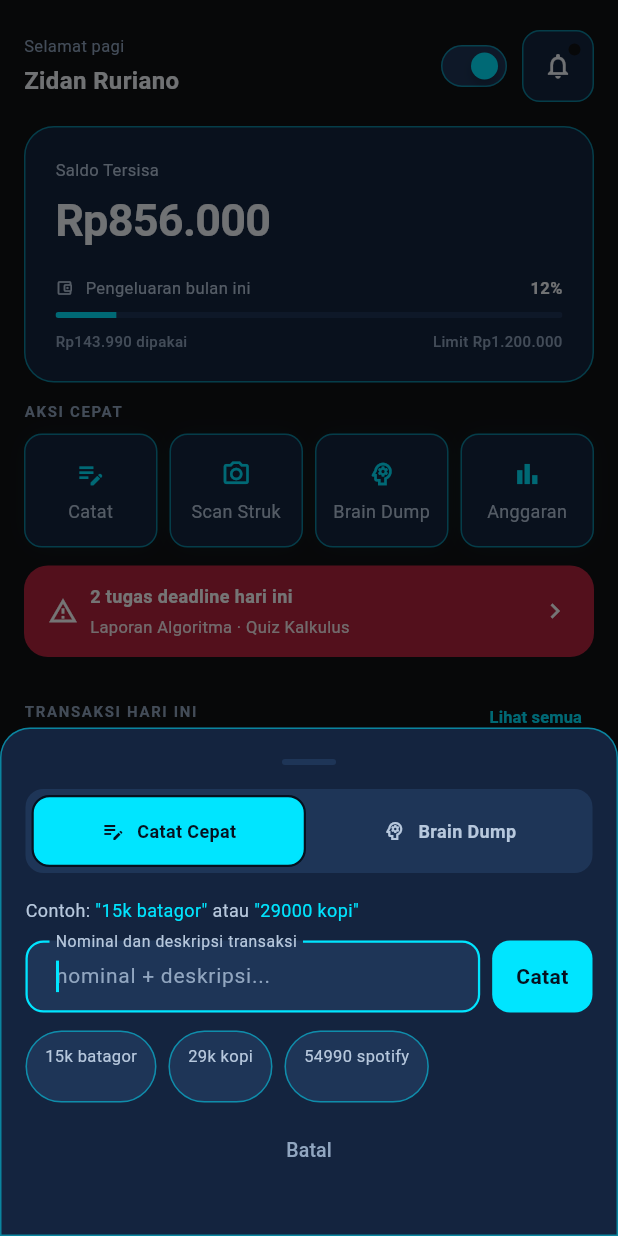
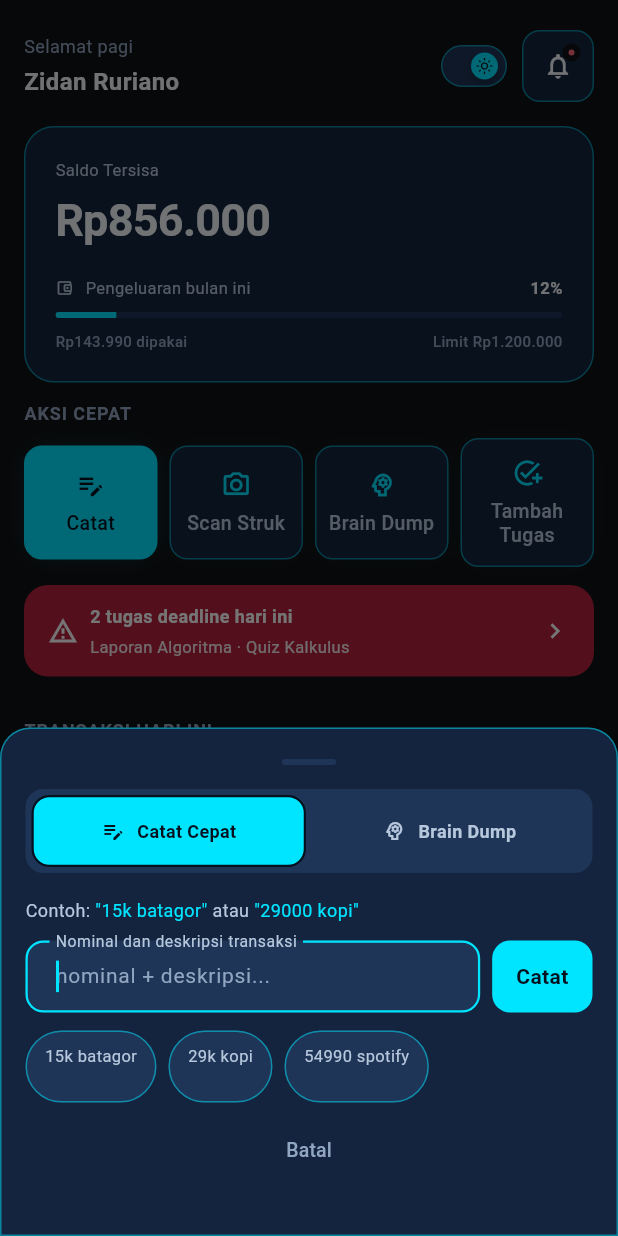
Before and after one commit to LAVOTSIRC/AturAja, a Flutter app: the screen it shows after launch, after a tap on the "add" icon, on a phone screen of 412 x 824 dp. Run offline on Flutter 3.47's test engine with Material 3 defaults, Android fonts, the light colour scheme and no system bars; our stand-ins replace google_fonts.

Commit message:
perbaiki tombol aksi cepat di beranda

```diff
--- a/lib/screens/finance_screen.dart
+++ b/lib/screens/finance_screen.dart
@@ -305,9 +305,11 @@ class FinanceScreen extends StatelessWidget {
   Widget _historyRow(AppColors c, TransactionItem t) {
     final bool isExpense = t.amount < 0;
     return AppCard(
-      padding: const EdgeInsets.symmetric(
-        horizontal: AppSpacing.sm,
-        vertical: AppSpacing.sm,
+      padding: const EdgeInsets.fromLTRB(
+        AppSpacing.sm,
+        AppSpacing.sm,
+        AppSpacing.fabClearance,
+        AppSpacing.sm,
       ),
       child: Row(
         children: [
@@ -339,7 +341,7 @@ class FinanceScreen extends StatelessWidget {
                 const SizedBox(height: AppSpacing.xxs),
                 Text(
                   '${t.time} · ${t.cat}',
-                  style: AppTypography.micro(c.textMuted),
+                  style: AppTypography.caption(c.textMuted),
                 ),
               ],
             ),
--- a/lib/screens/home_screen.dart
+++ b/lib/screens/home_screen.dart
@@ -8,18 +8,19 @@ import '../theme/theme_scope.dart';
 import '../utils/format.dart';
 import '../utils/icons.dart';
 import '../widgets/common.dart';
+import '../widgets/quick_add_modal.dart';
 import '../widgets/roasting_toast.dart';
 
 class HomeScreen extends StatefulWidget {
-  final VoidCallback onAdd;
+  final ValueChanged<QuickAddMode> onAdd;
   final VoidCallback onScan;
-  final VoidCallback? onBrainDump;
+  final VoidCallback onAddTask;
 
   const HomeScreen({
     super.key,
     required this.onAdd,
     required this.onScan,
-    this.onBrainDump,
+    required this.onAddTask,
   });
 
   @override
@@ -38,19 +39,20 @@ class _HomeScreenState extends State<HomeScreen> {
         ?.showSnackBar(SnackBar(content: Text(message)));
   }
 
-  late final quickActions = [
-    _QuickActionData(Icons.edit_note_outlined, 'Catat', widget.onAdd),
+  List<_QuickActionData> get quickActions => [
+    _QuickActionData(
+      Icons.edit_note_outlined,
+      'Catat',
+      () => widget.onAdd(QuickAddMode.quick),
+      isEmphasized: true,
+    ),
     _QuickActionData(Icons.camera_alt_outlined, 'Scan Struk', widget.onScan),
     _QuickActionData(
       Icons.psychology_outlined,
       'Brain Dump',
-      widget.onBrainDump ?? widget.onAdd,
+      () => widget.onAdd(QuickAddMode.brain),
     ),
-    _QuickActionData(
-      Icons.bar_chart_outlined,
-      'Anggaran',
-      () => _showMessage('Ringkasan anggaran sudah tersedia di tab Keuangan.'),
-    ),
+    _QuickActionData(Icons.add_task_outlined, 'Tambah Tugas', widget.onAddTask),
   ];
 
   @override
@@ -85,7 +87,7 @@ class _HomeScreenState extends State<HomeScreen> {
                             children: [
                               Text(
                                 'Selamat pagi',
-                                style: AppTypography.meta(c.textMuted),
+                                style: AppTypography.caption(c.textMuted),
                               ),
                               const SizedBox(height: AppSpacing.xxs),
                               Text(
@@ -295,10 +297,22 @@ class _HomeScreenState extends State<HomeScreen> {
                                     horizontal: AppSpacing.xs,
                                   ),
                                 ),
-                                child: Text(
-                                  'Lihat semua',
-                                  style: AppTypography.meta(c.blue)
-                                      .copyWith(fontWeight: FontWeight.w600),
+                                child: Row(
+                                  mainAxisSize: MainAxisSize.min,
+                                  children: [
+                                    Text(
+                                      'Lihat semua',
+                                      style: AppTypography.caption(
+                                        c.blue,
+                                      ).copyWith(fontWeight: FontWeight.w600),
+                                    ),
+                                    const SizedBox(width: AppSpacing.xxs),
+                                    Icon(
+                                      Icons.chevron_right,
+                                      size: AppSpacing.iconSmall,
+                                      color: c.blue,
+                                    ),
+                                  ],
                                 ),
                               ),
                             ),
@@ -329,6 +343,28 @@ class _HomeScreenState extends State<HomeScreen> {
                 ],
               ),
             ),
+            Positioned(
+              left: 0,
+              right: 0,
+              bottom: 0,
+              height: AppSpacing.screenBottom,
+              child: IgnorePointer(
+                child: DecoratedBox(
+                  decoration: BoxDecoration(
+                    gradient: LinearGradient(
+                      begin: Alignment.topCenter,
+                      end: Alignment.bottomCenter,
+                      colors: [
+                        c.transparent,
+                        c.bg.withValues(alpha: 0.94),
+                        c.bg,
+                      ],
+                      stops: const [0, 0.62, 1],
+                    ),
+                  ),
+                ),
+              ),
+            ),
           ],
         ),
       ),
@@ -350,12 +386,14 @@ class _HomeScreenState extends State<HomeScreen> {
             horizontal: AppSpacing.xxs,
           ),
           decoration: BoxDecoration(
-            color: c.surface,
-            border: Border.all(color: c.border),
+            color: action.emphasized ? c.blue : c.surface,
+            border: Border.all(color: action.emphasized ? c.blue : c.border),
             borderRadius: BorderRadius.circular(AppSpacing.sm),
             boxShadow: [
               BoxShadow(
-                color: c.blue.withValues(alpha: 0.08),
+                color: action.emphasized
+                    ? c.blue.withValues(alpha: 0.24)
+                    : c.blue.withValues(alpha: 0.08),
                 blurRadius: AppSpacing.sm,
                 spreadRadius: -4,
               ),
@@ -364,14 +402,20 @@ class _HomeScreenState extends State<HomeScreen> {
           child: Column(
             mainAxisAlignment: MainAxisAlignment.center,
             children: [
-              Icon(action.icon, size: AppSpacing.iconSmall, color: c.blue),
+              Icon(
+                action.icon,
+                size: AppSpacing.iconSmall,
+                color: action.emphasized ? c.onAccent : c.blue,
+              ),
               const SizedBox(height: AppSpacing.xs),
               Text(
                 action.label,
                 textAlign: TextAlign.center,
                 maxLines: 2,
                 overflow: TextOverflow.ellipsis,
-                style: AppTypography.caption(c.textSub).copyWith(height: 1.2),
+                style: AppTypography.label(
+                  action.emphasized ? c.onAccent : c.textSub,
+                ).copyWith(height: 1.2),
               ),
             ],
           ),
@@ -385,8 +429,16 @@ class _QuickActionData {
   final IconData icon;
   final String label;
   final VoidCallback onTap;
+  final bool? _emphasized;
 
-  const _QuickActionData(this.icon, this.label, this.onTap);
+  bool get emphasized => _emphasized ?? false;
+
+  const _QuickActionData(
+    this.icon,
+    this.label,
+    this.onTap, {
+    bool? isEmphasized,
+  }) : _emphasized = isEmphasized;
 }
 
 class _TransactionRow extends StatelessWidget {
@@ -399,9 +451,11 @@ class _TransactionRow extends StatelessWidget {
     final AppColors c = ThemeScope.of(context).colors;
     final bool isExpense = t.amount < 0;
     return AppCard(
-      padding: const EdgeInsets.symmetric(
-        horizontal: AppSpacing.sm,
-        vertical: AppSpacing.sm,
+      padding: const EdgeInsets.fromLTRB(
+        AppSpacing.sm,
+        AppSpacing.sm,
+        AppSpacing.fabClearance,
+        AppSpacing.sm,
       ),
       child: Row(
         children: [
@@ -433,7 +487,7 @@ class _TransactionRow extends StatelessWidget {
                 const SizedBox(height: AppSpacing.xxs),
                 Row(
                   children: [
-                    Text(t.time, style: AppTypography.micro(c.textMuted)),
+                    Text(t.time, style: AppTypography.caption(c.textMuted)),
                     if (t.consumtive) ...[
                       const SizedBox(width: AppSpacing.xs),
                       Pill(
--- a/lib/screens/main_shell.dart
+++ b/lib/screens/main_shell.dart
@@ -1,11 +1,13 @@
 import 'package:flutter/material.dart';
 
+import '../data/models.dart';
 import '../theme/app_colors.dart';
 import '../theme/app_spacing.dart';
 import '../theme/app_typography.dart';
 import '../theme/theme_scope.dart';
 import '../widgets/common.dart';
 import '../widgets/quick_add_modal.dart';
+import '../widgets/task_add_modal.dart';
 import 'finance_screen.dart';
 import 'home_screen.dart';
 import 'profile_screen.dart';
@@ -21,14 +23,48 @@ class MainShell extends StatefulWidget {
 
 class _MainShellState extends State<MainShell> {
   int tab = 0;
+  List<TaskItem> tasks = List<TaskItem>.of(sampleTasks);
+  int nextTaskId = sampleTasks.length + 1;
 
-  void _openQuickAdd({bool startInBrainDump = false}) {
+  void _openQuickAdd(QuickAddMode mode) {
     showModalBottomSheet(
       context: context,
       isScrollControlled: true,
       backgroundColor: ThemeScope.of(context).colors.transparent,
-      builder: (_) => QuickAddModal(startInBrainDump: startInBrainDump),
+      builder: (_) => QuickAddModal(initialMode: mode),
     );
+  }
+
+  void _openTaskAdd() {
+    showModalBottomSheet(
+      context: context,
+      isScrollControlled: true,
+      backgroundColor: ThemeScope.of(context).colors.transparent,
+      builder: (_) => TaskAddModal(onSubmit: _addTask),
+    );
+  }
+
+  void _addTask(String title, String sub, String deadline) {
+    setState(() {
+      tasks = [
+        ...tasks,
+        TaskItem(id: nextTaskId++, title: title, sub: sub, deadline: deadline),
+      ];
+    });
+    ScaffoldMessenger.maybeOf(context)?.showSnackBar(
+      const SnackBar(content: Text('Tugas berhasil ditambahkan.')),
+    );
+  }
+
+  void _toggleTask(int id) {
+    setState(() {
+      tasks = tasks
+          .map(
+            (TaskItem task) =>
+                task.id == id ? task.copyWith(done: !task.done) : task,
+          )
+          .toList();
+    });
   }
 
   void _openScan() {
@@ -45,12 +81,16 @@ class _MainShellState extends State<MainShell> {
     final AppColors c = ThemeScope.of(context).colors;
     final List<Widget> screens = [
       HomeScreen(
-        onAdd: () => _openQuickAdd(),
+        onAdd: _openQuickAdd,
         onScan: _openScan,
-        onBrainDump: () => _openQuickAdd(startInBrainDump: true),
+        onAddTask: _openTaskAdd,
       ),
       const FinanceScreen(),
-      const TaskScreen(),
+      TaskScreen(
+        tasks: tasks,
+        onAddTask: _openTaskAdd,
+        onToggleTask: _toggleTask,
+      ),
       const ProfileScreen(),
     ];
 
@@ -93,9 +133,10 @@ class _MainShellState extends State<MainShell> {
                 ),
                 const SizedBox(height: AppSpacing.xs),
                 PressableScale(
-                  onTap: _openQuickAdd,
+                  onTap: () => _openQuickAdd(QuickAddMode.quick),
                   semanticLabel: 'Tambah catatan',
                   tooltip: 'Tambah catatan',
+
                   child: Container(
                     width: AppSpacing.fabHeight,
                     height: AppSpacing.fabHeight,
--- a/lib/theme/app_spacing.dart
+++ b/lib/theme/app_spacing.dart
@@ -14,6 +14,7 @@ class AppSpacing {
   static const double screenBottom = 144;
   static const double quickActionHeight = 76;
   static const double fabHeight = 56;
+  static const double fabClearance = 80;
   static const double avatar = 72;
   static const double sheetHandleWidth = 36;
   static const double sheetHandleHeight = 4;
--- a/lib/widgets/common.dart
+++ b/lib/widgets/common.dart
@@ -57,7 +57,8 @@ class SectionLabel extends StatelessWidget {
       padding: const EdgeInsets.only(bottom: AppSpacing.xs),
       child: Text(
         text.toUpperCase(),
-        style: AppTypography.overline(c.textMuted),
+        style: AppTypography.caption(c.textMuted)
+            .copyWith(fontWeight: FontWeight.w700, letterSpacing: 0.6),
       ),
     );
   }
@@ -188,7 +189,7 @@ class ThemeToggleSwitch extends StatelessWidget {
     final bool isDark = controller.isDark;
     return PressableScale(
       onTap: controller.toggle,
-      tooltip: 'Ganti tema',
+      tooltip: isDark ? 'Ganti ke mode terang' : 'Ganti ke mode gelap',
       semanticLabel: isDark ? 'Aktifkan tema terang' : 'Aktifkan tema gelap',
       selected: isDark,
       child: SizedBox(
@@ -212,6 +213,7 @@ class ThemeToggleSwitch extends StatelessWidget {
               child: Container(
                 width: AppSpacing.iconSmall,
                 height: AppSpacing.iconSmall,
+                alignment: Alignment.center,
                 decoration: BoxDecoration(
                   color: isDark ? c.blue : c.onSurface,
                   shape: BoxShape.circle,
@@ -222,6 +224,11 @@ class ThemeToggleSwitch extends StatelessWidget {
                       offset: const Offset(0, AppSpacing.xxs),
                     ),
                   ],
+                ),
+                child: Icon(
+                  isDark ? Icons.light_mode_outlined : Icons.dark_mode_outlined,
+                  size: AppSpacing.sm,
+                  color: isDark ? c.bg : c.surface,
                 ),
               ),
             ),
@@ -252,7 +259,7 @@ class CircleIconButton extends StatelessWidget {
   Widget build(BuildContext context) {
     final AppColors c = ThemeScope.of(context).colors;
     final String accessibleLabel = showDot
-        ? '$semanticLabel. Ada notifikasi baru'
+        ? 'Ada notifikasi baru. $semanticLabel'
         : semanticLabel;
     final String accessibleTooltip = showDot
         ? '$tooltip, notifikasi baru'
@@ -278,8 +285,8 @@ class CircleIconButton extends StatelessWidget {
                 top: AppSpacing.xs,
                 right: AppSpacing.xs,
                 child: Container(
-                  width: AppSpacing.xs,
-                  height: AppSpacing.xs,
+                  width: AppSpacing.sm,
+                  height: AppSpacing.sm,
                   decoration: BoxDecoration(
                     color: c.expense,
                     shape: BoxShape.circle,
--- a/lib/widgets/quick_add_modal.dart
+++ b/lib/widgets/quick_add_modal.dart
@@ -6,19 +6,19 @@ import '../theme/app_typography.dart';
 import '../theme/theme_scope.dart';
 import 'common.dart';
 
-enum _QuickAddMode { quick, brain }
+enum QuickAddMode { quick, brain }
 
 class QuickAddModal extends StatefulWidget {
-  final bool startInBrainDump;
+  final QuickAddMode initialMode;
 
-  const QuickAddModal({super.key, this.startInBrainDump = false});
+  const QuickAddModal({super.key, this.initialMode = QuickAddMode.quick});
 
   @override
   State<QuickAddModal> createState() => _QuickAddModalState();
 }
 
 class _QuickAddModalState extends State<QuickAddModal> {
-  late _QuickAddMode mode;
+  late QuickAddMode mode;
   final TextEditingController inputController = TextEditingController();
   final TextEditingController brainController = TextEditingController();
   bool isProcessing = false;
@@ -29,7 +29,7 @@ class _QuickAddModalState extends State<QuickAddModal> {
   @override
   void initState() {
     super.initState();
-    mode = widget.startInBrainDump ? _QuickAddMode.brain : _QuickAddMode.quick;
+    mode = widget.initialMode;
   }
 
   @override
@@ -39,7 +39,7 @@ class _QuickAddModalState extends State<QuickAddModal> {
     super.dispose();
   }
 
-  void _setMode(_QuickAddMode nextMode) {
+  void _setMode(QuickAddMode nextMode) {
     if (isProcessing) {
       return;
     }
@@ -147,14 +147,14 @@ class _QuickAddModalState extends State<QuickAddModal> {
                   children: [
                     _modeButton(
                       c,
-                      _QuickAddMode.quick,
+                      QuickAddMode.quick,
                       Icons.edit_note_outlined,
                       'Catat Cepat',
                     ),
                     const SizedBox(width: AppSpacing.xxs),
                     _modeButton(
                       c,
-                      _QuickAddMode.brain,
+                      QuickAddMode.brain,
                       Icons.psychology_outlined,
                       'Brain Dump',
                     ),
@@ -162,7 +162,7 @@ class _QuickAddModalState extends State<QuickAddModal> {
                 ),
               ),
               const SizedBox(height: AppSpacing.md),
-              if (mode == _QuickAddMode.quick) _quickBody(c) else _brainBody(c),
+              if (mode == QuickAddMode.quick) _quickBody(c) else _brainBody(c),
               if (errorMessage != null) ...[
                 const SizedBox(height: AppSpacing.sm),
                 AppErrorMessage(message: errorMessage!),
@@ -196,7 +196,7 @@ class _QuickAddModalState extends State<QuickAddModal> {
 
   Widget _modeButton(
     AppColors c,
-    _QuickAddMode modeValue,
+    QuickAddMode modeValue,
     IconData icon,
     String label,
   ) {
```
Also changed, not shown: lib/screens/task_screen.dart (+14 -26 lines), lib/widgets/task_add_modal.dart (added, +212 -0 lines), 1 other file.
